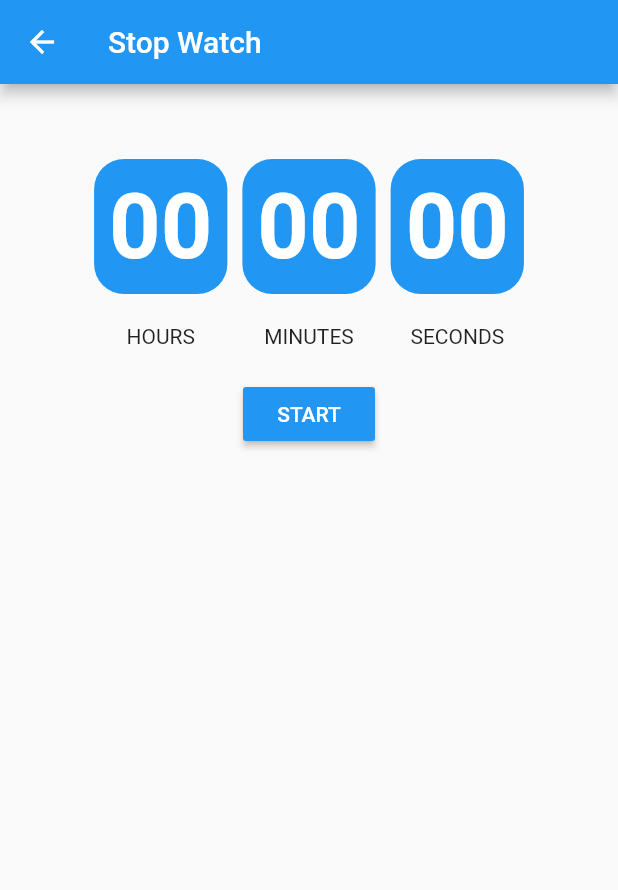
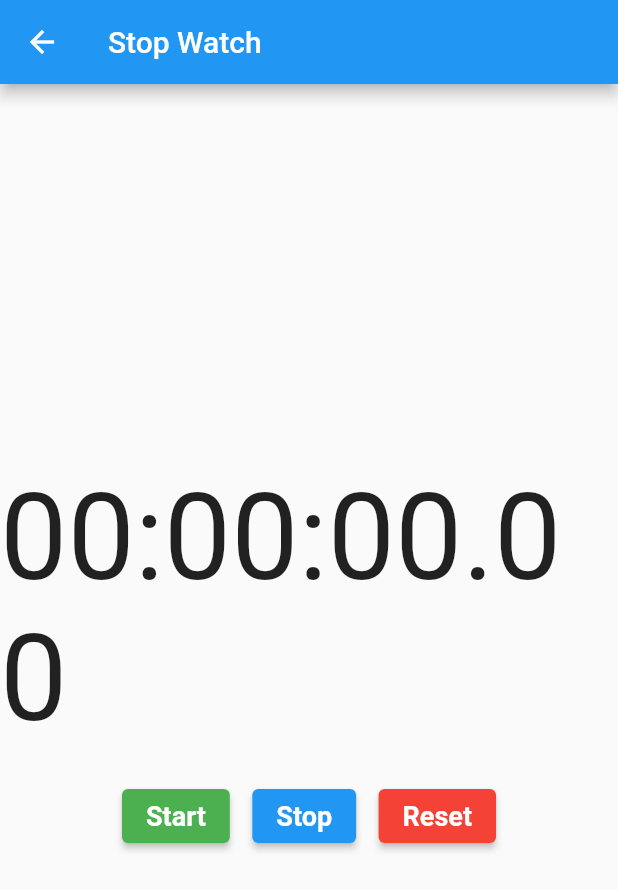
Before and after one commit to maldimz/Tugas-4-TPM, a Flutter app: the StopwatchPage screen opened directly, on a phone screen of 412 x 824 dp. Shown: the top 890 px of the screen. Run offline on Flutter 3.47's test engine with Material 2 defaults, Android fonts, the phone set to English and light mode, and no system bars; our stand-ins replace stop_watch_timer.

Commit message:
Update stopwatch_page.dart

```diff
--- a/lib/pages/stopwatch_page.dart
+++ b/lib/pages/stopwatch_page.dart
@@ -1,5 +1,6 @@
-import 'dart:async';
+import 'dart:ui';
 import 'package:flutter/material.dart';
+import 'package:stop_watch_timer/stop_watch_timer.dart';
 
 class StopwatchPage extends StatefulWidget {
   const StopwatchPage({Key? key}) : super(key: key);
@@ -9,63 +10,8 @@ class StopwatchPage extends StatefulWidget {
 }
 
 class _StopwatchPageState extends State<StopwatchPage> {
-  static const TimeDuration = Duration(seconds: 10);
-  Duration duration = Duration();
-  Timer? timer; //pake dart async disini
-
-  bool isCountdown = false; // state pas stopwatch masih berhenti
-
-  @override
-  void dispose() {
-    timer?.cancel();
-    super.dispose();
-  }
-
-  void initState() {
-    super.initState();
-    reset();
-  }
-
-  void reset() {
-    if (isCountdown) {
-      setState(() => duration = TimeDuration);
-    } else {
-      setState(() => duration = Duration());
-    }
-  } // di void reset bakal cek dimulai atau kaga countdown
-  // kalau true maka dimulai menghitung berdasarkan TimeDuration
-  // kalau false bakal balik ke state awal Duration()
-
-  void addTime() {
-    final addSeconds = isCountdown ? -1 : 1;
-
-    if (this.mounted) {
-      setState(() {
-        final seconds = duration.inSeconds + addSeconds;
-        if (seconds < 0) {
-          timer?.cancel();
-        } else {
-          duration = Duration(seconds: seconds);
-        }
-      });
-    }
-  }
-
-  void startTimer({bool resets = true}) {
-    if (resets) {
-      reset();
-    }
-    if (this.mounted) {
-      timer = Timer.periodic(Duration(seconds: 1), (_) => addTime());
-    }
-  }
-
-  void stopTimer({bool resets = true}) {
-    if (resets) {
-      reset();
-    }
-    setState(() => timer?.cancel());
-  }
+  final StopWatchTimer _swTimer = StopWatchTimer();
+  final _hours = true;
 
   @override
   Widget build(BuildContext context) {
@@ -75,108 +21,86 @@ class _StopwatchPageState extends State<StopwatchPage> {
       ),
       body: Center(
         child: Column(
+          mainAxisAlignment: MainAxisAlignment.center,
           children: [
-            SizedBox(
-              height: 50,
+            StreamBuilder<int>(
+              stream: _swTimer.rawTime,
+              initialData: _swTimer.rawTime.value,
+              builder: (context, snapshot){
+                final value = snapshot.data;
+                final TimeDisplay = StopWatchTimer.getDisplayTime(value!, hours: _hours);
+                return Text(
+                  TimeDisplay,
+                  style: TextStyle(
+                    fontSize: 80,
+                  ),
+                );
+              },
             ),
-            buildTime(),
-            SizedBox(
-              height: 20,
-            ),
-            buildButtons(),
+            SizedBox(height: 20,),
+            Center(
+              child: Row(
+                mainAxisAlignment: MainAxisAlignment.center,
+                children: [
+                  StartButton(),
+                  SizedBox(width: 15,),
+                  StopButton(),
+                  SizedBox(width: 15,),
+                  ResetButton(),
+                ],
+              ),
+            )
           ],
         ),
       ),
     );
   }
+  ElevatedButton StartButton(){
+    return ElevatedButton(
+      onPressed: () {
+        _swTimer.onExecute.add(StopWatchExecute.start);
+      },
+      child: Text('Start'),
+      style: ElevatedButton.styleFrom(
+        primary: Colors.green,
+        textStyle: TextStyle(
+          fontSize: 18, fontWeight: FontWeight.bold
+        )
+      ),
 
-  Widget buildTime() {
-    String twoDigits(int n) => n
-        .toString()
-        .padLeft(2, '0'); //membuat var TwoDigits menampilkan 0 dua kali
-    final hours = twoDigits(duration.inHours.remainder(24)); //max 24
-    final minutes = twoDigits(duration.inMinutes.remainder(60)); //max 60
-    final seconds = twoDigits(duration.inSeconds.remainder(60)); //max 60
-    return Row(mainAxisAlignment: MainAxisAlignment.center, children: [
-      buildTimeCard(time: hours, header: 'HOURS'),
-      SizedBox(
-        width: 10,
-      ),
-      buildTimeCard(time: minutes, header: 'MINUTES'),
-      SizedBox(
-        width: 10,
-      ),
-      buildTimeCard(time: seconds, header: 'SECONDS'),
-    ]);
+    );
   }
 
-  Widget buildButtons() {
-    final isRunning = timer == null ? false : timer!.isActive;
-    final isCompleted = duration.inSeconds == 0;
+  ElevatedButton StopButton(){
+    return ElevatedButton(
+      onPressed: () {
+        _swTimer.onExecute.add(StopWatchExecute.stop);
+      },
+      child: Text('Stop'),
+      style: ElevatedButton.styleFrom(
+          primary: Colors.blue,
+          textStyle: TextStyle(
+              fontSize: 18,
+              fontWeight: FontWeight.bold,
+          )
+      ),
 
-    return isRunning || !isCompleted
-        ? Row(
-            mainAxisAlignment: MainAxisAlignment.center,
-            children: [
-              MaterialButton(
-                  child: Text(isRunning ? 'STOP' : 'RESUME',
-                      style: TextStyle(
-                        color: Colors.white,
-                      )),
-                  color: Colors.blue,
-                  onPressed: () {
-                    if (isRunning) {
-                      stopTimer(resets: false);
-                    } else {
-                      startTimer(resets: false);
-                    }
-                  }),
-              SizedBox(
-                width: 12,
-              ),
-              MaterialButton(
-                  child: Text('CANCEL',
-                      style: TextStyle(
-                        color: Colors.white,
-                      )),
-                  color: Colors.red,
-                  onPressed: () {
-                    stopTimer();
-                  }),
-            ],
-          )
-        : MaterialButton(
-            child: Text(
-              'START',
-              style: TextStyle(
-                color: Colors.white,
-              ),
-            ),
-            color: Colors.blue,
-            onPressed: () {
-              startTimer();
-            });
+    );
   }
 
-  Widget buildTimeCard({required String time, required String header}) =>
-      Column(mainAxisAlignment: MainAxisAlignment.center, children: [
-        Container(
-            padding: EdgeInsets.all(10),
-            decoration: BoxDecoration(
-                color: Colors.blue, borderRadius: BorderRadius.circular(20)),
-            child: Text(
-              time,
-              style: TextStyle(
-                  fontSize: 60,
-                  fontWeight: FontWeight.bold,
-                  color: Colors.white),
-            )),
-        SizedBox(
-          height: 20,
-        ),
-        Text(
-          header,
-          style: TextStyle(),
-        ),
-      ]);
+  ElevatedButton ResetButton(){
+    return ElevatedButton(
+      onPressed: () {
+        _swTimer.onExecute.add(StopWatchExecute.reset);
+      },
+      child: Text('Reset'),
+      style: ElevatedButton.styleFrom(
+          primary: Colors.red,
+          textStyle: TextStyle(
+              fontSize: 18, fontWeight: FontWeight.bold
+          )
+      ),
+
+    );
+  }
 }
```
